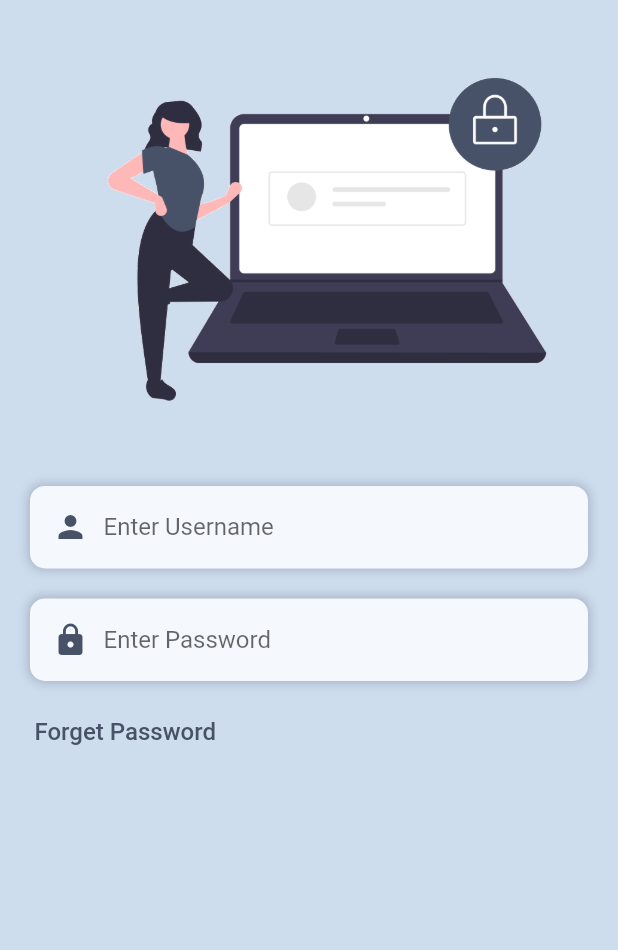
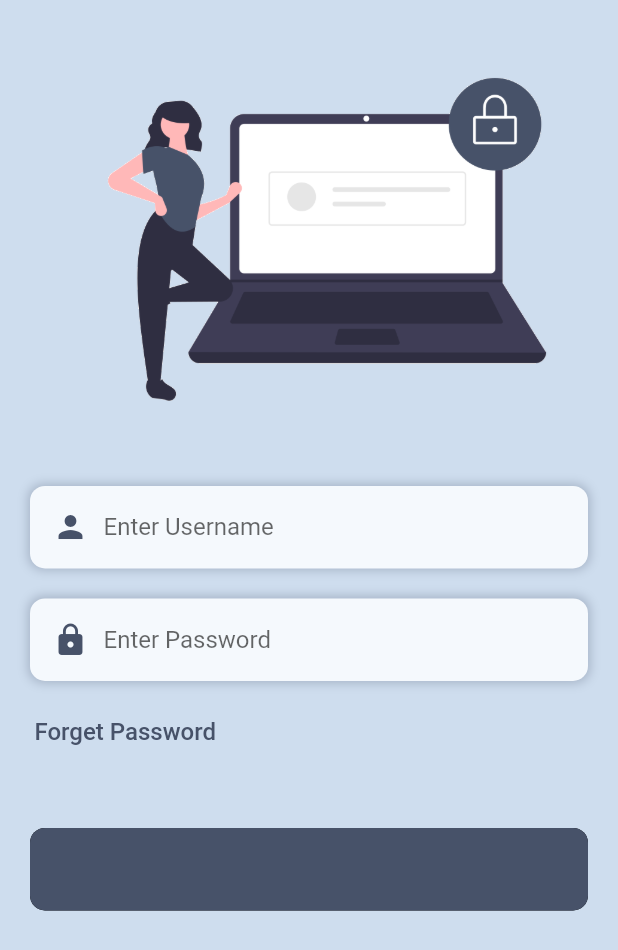
Before and after one commit to chinthanipiumi2001/nike_shoe_app, a Flutter app: the screen it shows after launch, on a phone screen of 412 x 824 dp. Shown: the top 950 px of the screen. Run offline on Flutter 3.47's test engine with Material 2 defaults, Android fonts, the phone set to English and light mode, and no system bars.

Commit message:
add elements

```diff
--- a/lib/pages/Login Page.dart
+++ b/lib/pages/Login Page.dart
@@ -106,6 +106,17 @@ class LoginPage extends StatelessWidget{
                   alignment: Alignment.center,
                   margin: EdgeInsets.symmetric(horizontal: 20),
                   padding: EdgeInsets.symmetric(horizontal: 15),
+                  height: 55,
+                  width: double.infinity,
+                  decoration: BoxDecoration(
+                    color: Color(0xFF475269),
+                    borderRadius: BorderRadius.circular(10),
+                    boxShadow: [
+                      BoxShadow(
+
+                      ),
+                    ],
+                  ),
                 ),
               ),
             ],
```
